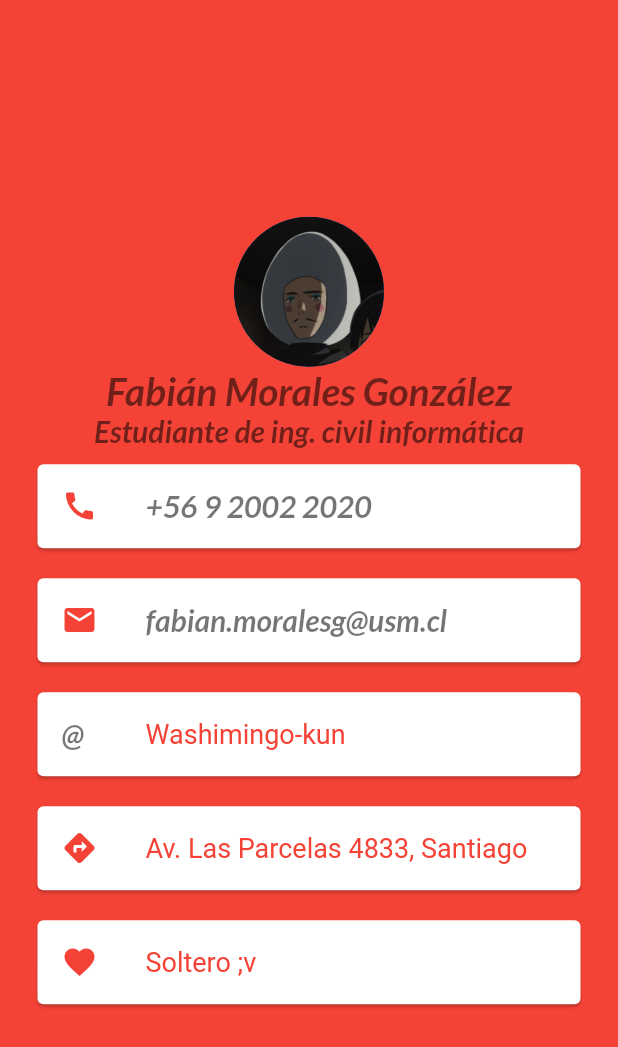
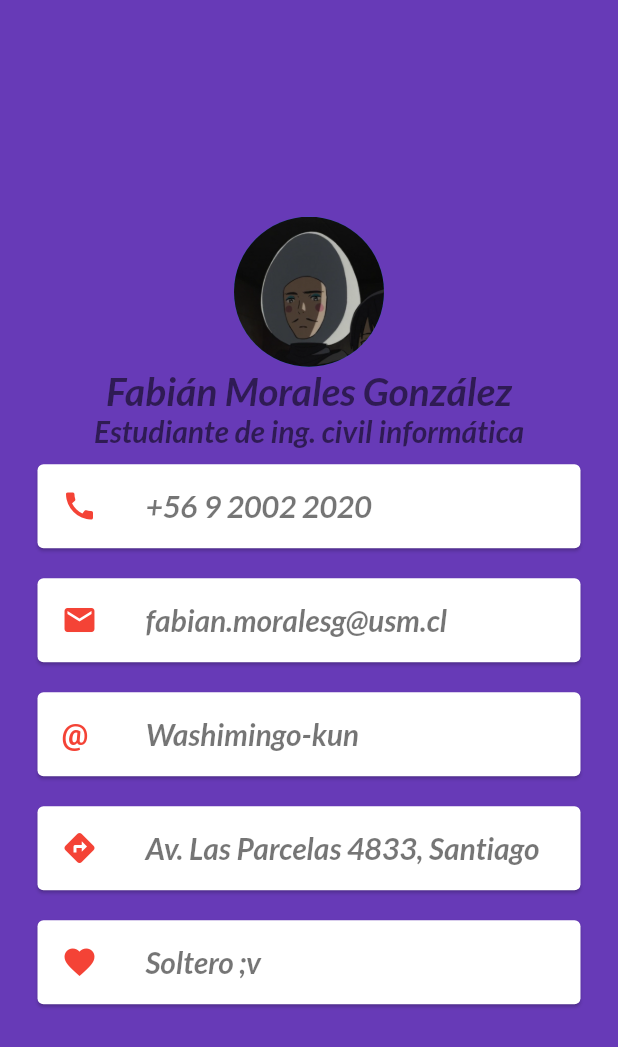
Before and after one commit to tamagofemg/Tarea-android, a Flutter app: the screen it shows after launch, on a phone screen of 412 x 824 dp. Shown: the top 1047 px of the screen. Run offline on Flutter 3.47's test engine with Material 2 defaults, Android fonts, the phone set to English and light mode, and no system bars; our stand-ins replace google_fonts.

```diff
--- a/lib/main.dart
+++ b/lib/main.dart
@@ -11,7 +11,7 @@ class MyApp extends StatelessWidget {
     return MaterialApp(
       debugShowCheckedModeBanner: false,
       home: Scaffold(
-        backgroundColor: Colors.red,
+        backgroundColor: Colors.deepPurple,
         body: SafeArea(
           child: Column(
             mainAxisAlignment: MainAxisAlignment.center,
@@ -90,18 +90,19 @@ class MyApp extends StatelessWidget {
                 child: ListTile(
                   leading: Text(
                     '@',
+                    style: TextStyle(
+                      color: Colors.red,
+                      fontSize: 20,
+                      fontWeight: FontWeight.bold,
+                    ),
+                  ),
+                  title: Text(
+                    'Washimingo-kun',
                     style: GoogleFonts.lato(
                       textStyle: Theme.of(context).textTheme.display1,
                       fontSize: 20,
                       fontWeight: FontWeight.w700,
                       fontStyle: FontStyle.italic,
-                    ),
-                  ),
-                  title: Text(
-                    'Washimingo-kun',
-                    style: TextStyle(
-                      color: Colors.red,
-                      fontSize: 18.0,
                     ),
                   ),
                 ),
@@ -118,13 +119,17 @@ class MyApp extends StatelessWidget {
                   ),
                   title: Text(
                     'Av. Las Parcelas 4833, Santiago',
-                    style: TextStyle(
-                      color: Colors.red,
-                      fontSize: 18.0,
+                    style: GoogleFonts.lato(
+                      textStyle: Theme.of(context).textTheme.display1,
+                      fontSize: 20,
+                      fontWeight: FontWeight.w700,
+                      fontStyle: FontStyle.italic,
                     ),
                   ),
                 ),
               ),
+
+              // Nueva carta
               Card(
                 margin: EdgeInsets.symmetric(
                   vertical: 10.0,
@@ -137,9 +142,11 @@ class MyApp extends StatelessWidget {
                   ),
                   title: Text(
                     'Soltero ;v',
-                    style: TextStyle(
-                      color: Colors.red,
-                      fontSize: 18.0,
+                    style: GoogleFonts.lato(
+                      textStyle: Theme.of(context).textTheme.display1,
+                      fontSize: 20,
+                      fontWeight: FontWeight.w700,
+                      fontStyle: FontStyle.italic,
                     ),
                   ),
                 ),
```
Also changed, not shown: 1 other file.
